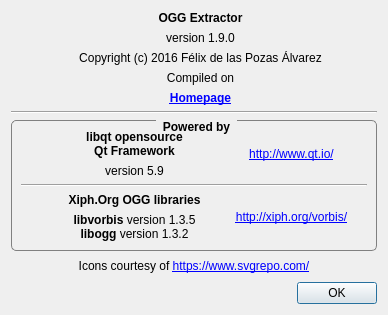
The window that AboutDialog.ui (FelixdelasPozas/OGG-Extractor) describes before a commit, drawn with Qt 5.
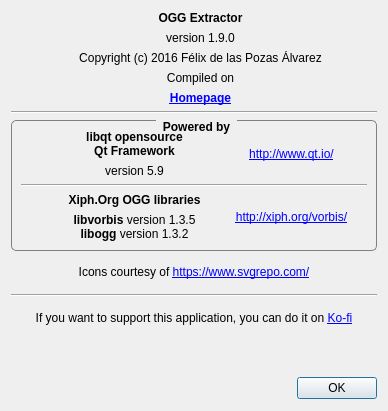
The same window after the commit. Icons and pictures are not drawn. Custom widgets are drawn as their Qt base class.

What changed in the file:
```diff
--- a/AboutDialog.ui
+++ b/AboutDialog.ui
@@ -7,19 +7,19 @@
     <x>0</x>
     <y>0</y>
     <width>388</width>
-    <height>315</height>
+    <height>411</height>
    </rect>
   </property>
   <property name="minimumSize">
    <size>
     <width>388</width>
-    <height>315</height>
+    <height>411</height>
    </size>
   </property>
   <property name="maximumSize">
    <size>
     <width>388</width>
-    <height>315</height>
+    <height>411</height>
    </size>
   </property>
   <property name="windowTitle">
@@ -352,6 +352,72 @@
      </property>
     </widget>
    </item>
+   <item>
+    <widget class="Line" name="line_3">
+     <property name="orientation">
+      <enum>Qt::Horizontal</enum>
+     </property>
+    </widget>
+   </item>
+   <item>
+    <widget class="QLabel" name="label_4">
+     <property name="text">
+      <string>If you want to support this application, you can do it on &lt;a href=&quot;https://ko-fi.com/felixdelaspozas&quot;&gt;Ko-fi&lt;/a&gt;</string>
+     </property>
+     <property name="alignment">
+      <set>Qt::AlignCenter</set>
+     </property>
+     <property name="openExternalLinks">
+      <bool>true</bool>
+     </property>
+    </widget>
+   </item>
+   <item>
+    <layout class="QHBoxLayout" name="horizontalLayout_3">
+     <item>
+      <spacer name="horizontalSpacer_4">
+       <property name="orientation">
+        <enum>Qt::Horizontal</enum>
+       </property>
+       <property name="sizeHint" stdset="0">
+        <size>
+         <width>40</width>
+         <height>20</height>
+        </size>
+       </property>
+      </spacer>
+     </item>
+     <item>
+      <widget class="ClickableHoverLabel" name="m_kofiLabel">
+       <property name="text">
+        <string/>
+       </property>
+       <property name="pixmap">
+        <pixmap resource="rsc/resources.qrc">:/OGGExtractor/kofi_logo.png</pixmap>
+       </property>
+       <property name="scaledContents">
+        <bool>true</bool>
+       </property>
+       <property name="alignment">
+        <set>Qt::AlignCenter</set>
+       </property>
+      </widget>
+     </item>
+     <item>
+      <spacer name="horizontalSpacer_3">
+       <property name="orientation">
+        <enum>Qt::Horizontal</enum>
+       </property>
+       <property name="sizeHint" stdset="0">
+        <size>
+         <width>40</width>
+         <height>20</height>
+        </size>
+       </property>
+      </spacer>
+     </item>
+    </layout>
+   </item>
    <item>
     <widget class="QDialogButtonBox" name="buttonBox">
      <property name="maximumSize">
@@ -370,6 +436,13 @@
    </item>
   </layout>
  </widget>
+ <customwidgets>
+  <customwidget>
+   <class>ClickableHoverLabel</class>
+   <extends>QLabel</extends>
+   <header>Utils.h</header>
+  </customwidget>
+ </customwidgets>
  <resources>
   <include location="rsc/resources.qrc"/>
  </resources>
```
